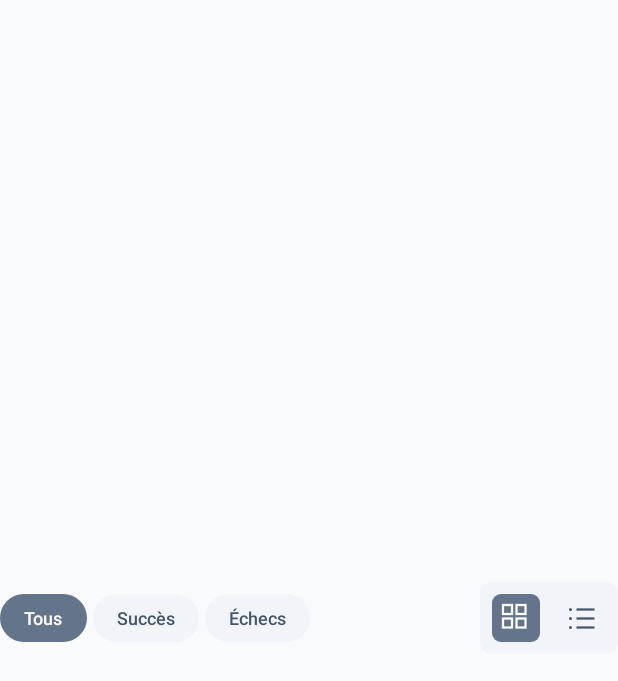
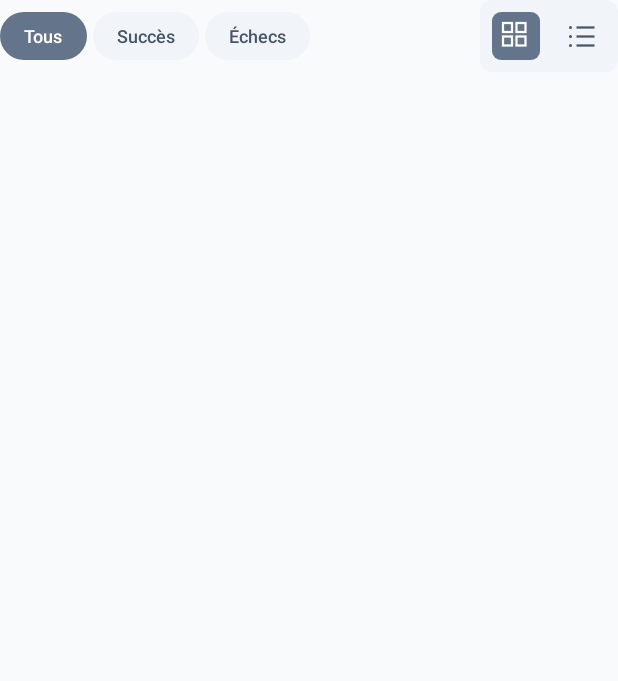
Before and after one commit to lucentis/intruder, an Android app built with Jetpack Compose: the composable GalleryToolbar shown on its own in the app's theme, on a phone screen of 412 x 824 dp. Shown: the top 681 px of the screen. Run offline under Robolectric (Android 15) with nearby library versions, the phone set to English and light mode, and no system bars.

Commit message:
fix: adjust toolbar size

```diff
--- a/app/src/main/java/fr/lucentis/intruder/presentation/gallery/GalleryToolbar.kt
+++ b/app/src/main/java/fr/lucentis/intruder/presentation/gallery/GalleryToolbar.kt
@@ -7,7 +7,7 @@ import androidx.compose.foundation.clickable
 import androidx.compose.foundation.layout.Arrangement
 import androidx.compose.foundation.layout.Box
 import androidx.compose.foundation.layout.Row
-import androidx.compose.foundation.layout.fillMaxSize
+import androidx.compose.foundation.layout.fillMaxWidth
 import androidx.compose.foundation.layout.padding
 import androidx.compose.foundation.layout.size
 import androidx.compose.foundation.shape.RoundedCornerShape
@@ -34,7 +34,7 @@ fun GalleryToolbar(
     onDisplayModeChange: (GalleryDisplayMode) -> Unit
 ) {
     Row(
-        modifier = Modifier.fillMaxSize(),
+        modifier = Modifier.fillMaxWidth(),
         horizontalArrangement = Arrangement.SpaceBetween,
         verticalAlignment = Alignment.CenterVertically
     ) {
```
